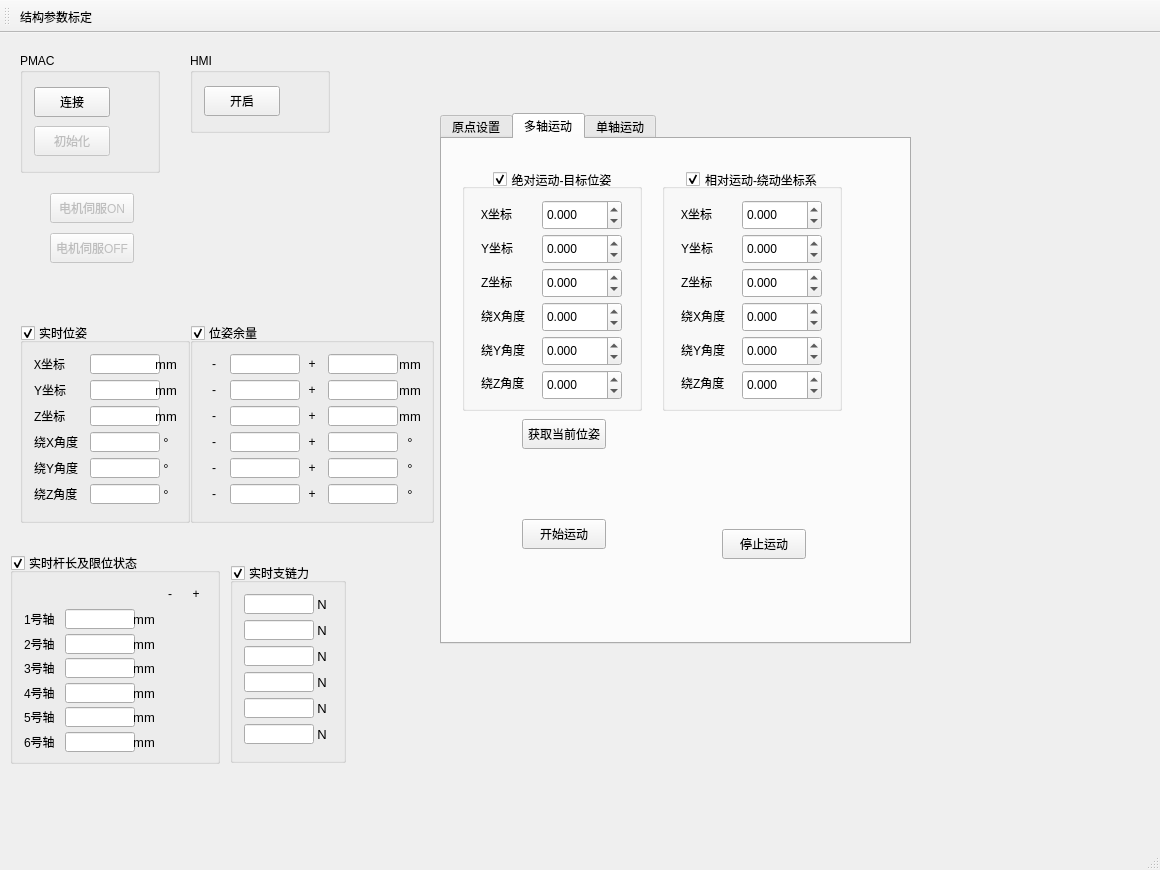
Wao1996/SixUpsUiAo, file SixUpsUiAo/SixUpsUiAo.ui: the form before one commit.
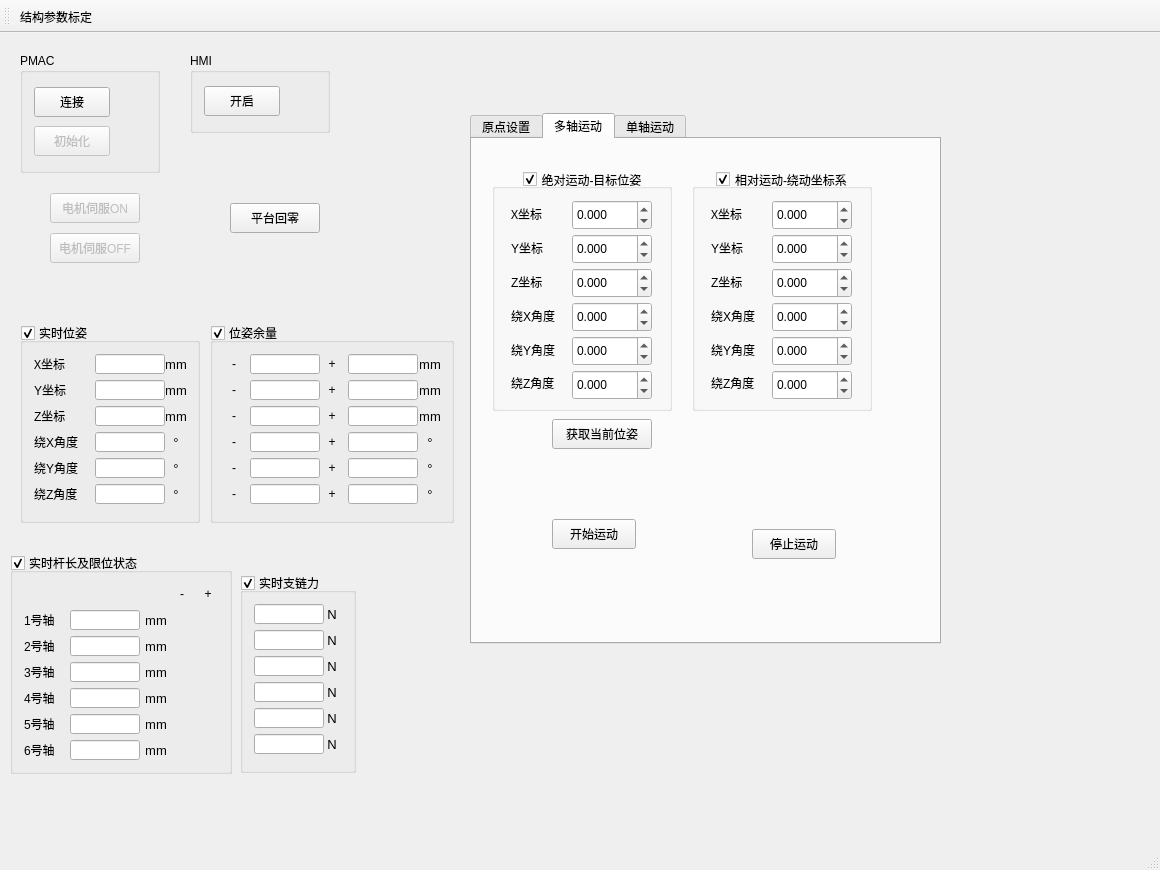
The form after the commit. The open tabs and pages were chosen to show the change. Icons and pictures are not drawn.

Commit message: 增加了平台回零功能逻辑

Patch:
```diff
--- a/SixUpsUiAo/SixUpsUiAo.ui
+++ b/SixUpsUiAo/SixUpsUiAo.ui
@@ -232,19 +232,19 @@
      <rect>
       <x>20</x>
       <y>290</y>
-      <width>170</width>
+      <width>180</width>
       <height>200</height>
      </rect>
     </property>
     <property name="minimumSize">
      <size>
-      <width>170</width>
+      <width>180</width>
       <height>200</height>
      </size>
     </property>
     <property name="maximumSize">
      <size>
-      <width>170</width>
+      <width>180</width>
       <height>200</height>
      </size>
     </property>
@@ -259,13 +259,13 @@
       <widget class="QLabel" name="label_11">
        <property name="minimumSize">
         <size>
-         <width>50</width>
+         <width>55</width>
          <height>20</height>
         </size>
        </property>
        <property name="maximumSize">
         <size>
-         <width>50</width>
+         <width>55</width>
          <height>20</height>
         </size>
        </property>
@@ -336,13 +336,13 @@
       <widget class="QLabel" name="label_12">
        <property name="minimumSize">
         <size>
-         <width>50</width>
+         <width>55</width>
          <height>20</height>
         </size>
        </property>
        <property name="maximumSize">
         <size>
-         <width>50</width>
+         <width>55</width>
          <height>20</height>
         </size>
        </property>
@@ -407,13 +407,13 @@
       <widget class="QLabel" name="label_10">
        <property name="minimumSize">
         <size>
-         <width>50</width>
+         <width>55</width>
          <height>20</height>
         </size>
        </property>
        <property name="maximumSize">
         <size>
-         <width>50</width>
+         <width>55</width>
          <height>20</height>
         </size>
        </property>
@@ -478,13 +478,13 @@
       <widget class="QLabel" name="label_13">
        <property name="minimumSize">
         <size>
-         <width>50</width>
+         <width>55</width>
          <height>20</height>
         </size>
        </property>
        <property name="maximumSize">
         <size>
-         <width>50</width>
+         <width>55</width>
          <height>20</height>
         </size>
        </property>
@@ -549,13 +549,13 @@
       <widget class="QLabel" name="label_14">
        <property name="minimumSize">
         <size>
-         <width>50</width>
+         <width>55</width>
          <height>20</height>
         </size>
        </property>
        <property name="maximumSize">
         <size>
-         <width>50</width>
+         <width>55</width>
          <height>20</height>
         </size>
        </property>
@@ -620,13 +620,13 @@
       <widget class="QLabel" name="label_15">
        <property name="minimumSize">
         <size>
-         <width>50</width>
+         <width>55</width>
          <height>20</height>
         </size>
        </property>
        <property name="maximumSize">
         <size>
-         <width>50</width>
+         <width>55</width>
          <height>20</height>
         </size>
        </property>
@@ -694,8 +694,8 @@
      <rect>
       <x>10</x>
       <y>520</y>
-      <width>210</width>
-      <height>211</height>
+      <width>222</width>
+      <height>221</height>
      </rect>
     </property>
     <property name="minimumSize">
@@ -778,13 +778,13 @@
       <widget class="QLabel" name="label_2">
        <property name="minimumSize">
         <size>
-         <width>35</width>
+         <width>40</width>
          <height>20</height>
         </size>
        </property>
        <property name="maximumSize">
         <size>
-         <width>35</width>
+         <width>40</width>
          <height>20</height>
         </size>
        </property>
@@ -911,13 +911,13 @@
       <widget class="QLabel" name="label_3">
        <property name="minimumSize">
         <size>
-         <width>35</width>
+         <width>40</width>
          <height>20</height>
         </size>
        </property>
        <property name="maximumSize">
         <size>
-         <width>35</width>
+         <width>40</width>
          <height>20</height>
         </size>
        </property>
@@ -1038,13 +1038,13 @@
       <widget class="QLabel" name="label_4">
        <property name="minimumSize">
         <size>
-         <width>35</width>
+         <width>40</width>
          <height>20</height>
         </size>
        </property>
        <property name="maximumSize">
         <size>
-         <width>35</width>
+         <width>40</width>
          <height>20</height>
         </size>
        </property>
@@ -1165,13 +1165,13 @@
       <widget class="QLabel" name="label_5">
        <property name="minimumSize">
         <size>
-         <width>35</width>
+         <width>40</width>
          <height>20</height>
         </size>
        </property>
        <property name="maximumSize">
         <size>
-         <width>35</width>
+         <width>40</width>
          <height>20</height>
         </size>
        </property>
@@ -1292,13 +1292,13 @@
       <widget class="QLabel" name="label_6">
        <property name="minimumSize">
         <size>
-         <width>35</width>
+         <width>40</width>
          <height>20</height>
         </size>
        </property>
        <property name="maximumSize">
         <size>
-         <width>35</width>
+         <width>40</width>
          <height>20</height>
         </size>
        </property>
@@ -1419,13 +1419,13 @@
       <widget class="QLabel" name="label_7">
        <property name="minimumSize">
         <size>
-         <width>35</width>
+         <width>40</width>
          <height>20</height>
         </size>
        </property>
        <property name="maximumSize">
         <size>
-         <width>35</width>
+         <width>40</width>
          <height>20</height>
         </size>
        </property>
@@ -1547,7 +1547,7 @@
    <widget class="QGroupBox" name="poseMargin">
     <property name="geometry">
      <rect>
-      <x>190</x>
+      <x>210</x>
       <y>290</y>
       <width>244</width>
       <height>200</height>
@@ -2276,8 +2276,8 @@
     </property>
     <property name="geometry">
      <rect>
-      <x>230</x>
-      <y>530</y>
+      <x>240</x>
+      <y>540</y>
       <width>116</width>
       <height>200</height>
      </rect>
@@ -2585,7 +2585,7 @@
    <widget class="QTabWidget" name="tabWidget">
     <property name="geometry">
      <rect>
-      <x>440</x>
+      <x>470</x>
       <y>80</y>
       <width>471</width>
       <height>531</height>
@@ -3264,7 +3264,7 @@
        <rect>
         <x>80</x>
         <y>280</y>
-        <width>84</width>
+        <width>100</width>
         <height>30</height>
        </rect>
       </property>
@@ -4311,7 +4311,7 @@
      <rect>
       <x>50</x>
       <y>160</y>
-      <width>84</width>
+      <width>90</width>
       <height>30</height>
      </rect>
     </property>
@@ -4339,7 +4339,7 @@
      <rect>
       <x>50</x>
       <y>200</y>
-      <width>84</width>
+      <width>90</width>
       <height>30</height>
      </rect>
     </property>
@@ -4359,6 +4359,34 @@
      <string>电机伺服OFF</string>
     </property>
    </widget>
+   <widget class="QPushButton" name="upsHomeBtn">
+    <property name="enabled">
+     <bool>true</bool>
+    </property>
+    <property name="geometry">
+     <rect>
+      <x>230</x>
+      <y>170</y>
+      <width>90</width>
+      <height>30</height>
+     </rect>
+    </property>
+    <property name="minimumSize">
+     <size>
+      <width>0</width>
+      <height>30</height>
+     </size>
+    </property>
+    <property name="maximumSize">
+     <size>
+      <width>16777215</width>
+      <height>30</height>
+     </size>
+    </property>
+    <property name="text">
+     <string>平台回零</string>
+    </property>
+   </widget>
    <zorder>realTimeLengths</zorder>
    <zorder>HMI</zorder>
    <zorder>PMAC</zorder>
```
Left out of the diff: 6 changed lines with no effect on the pictures. The commit also changes 12 other files.
